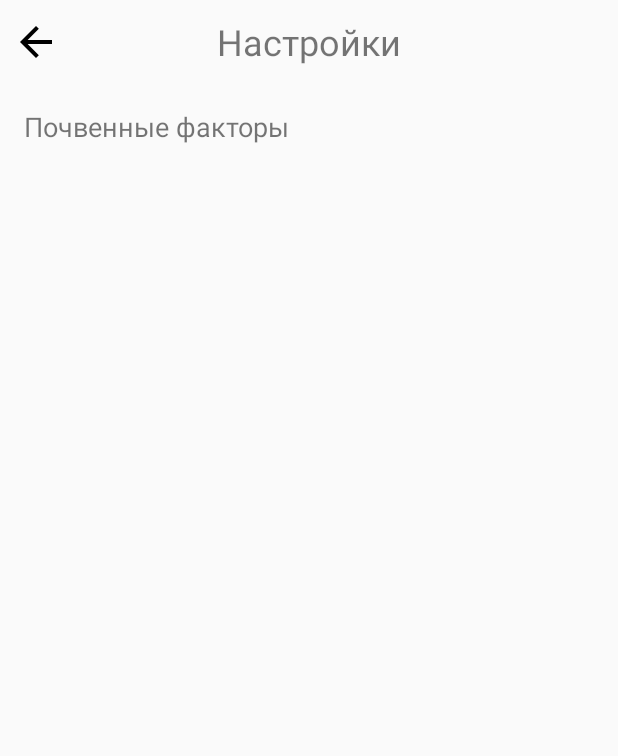
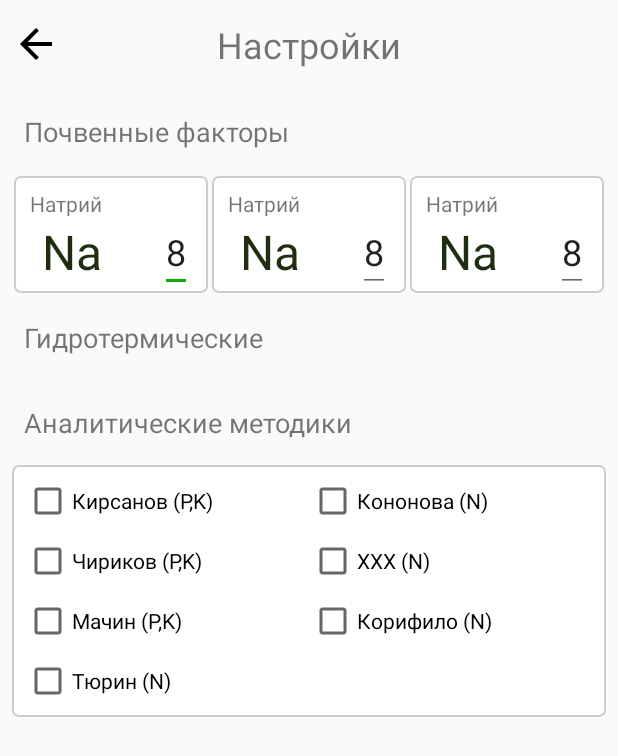
Before and after one commit to YandreNagorniy/Biontest, an Android app: the layout fragment_settings.xml on its own in the app's theme, with its tools: preview values and no code run, on a phone screen of 412 x 824 dp. Shown: the top 756 px of the screen. Run offline under Robolectric (Android 15) with nearby library versions, the phone set to English and light mode, and no system bars.

Commit message:
first commit

```diff
--- a/app/src/main/java/com/example/yandre/biontest/adapters/SoilFactorsAdapter.java
+++ b/app/src/main/java/com/example/yandre/biontest/adapters/SoilFactorsAdapter.java
@@ -28,7 +28,7 @@ public class SoilFactorsAdapter extends RecyclerView.Adapter<SoilFactorsAdapter.
         LayoutInflater inflater = LayoutInflater.from(context);
         CardSettingsBinding binding = DataBindingUtil.inflate(inflater, R.layout.card_settings, viewGroup, false);
 
-        return null;
+        return new ViewHolder(binding);
     }
 
     @Override
--- a/app/src/main/java/com/example/yandre/biontest/ui/settings/SettingsFragment.java
+++ b/app/src/main/java/com/example/yandre/biontest/ui/settings/SettingsFragment.java
@@ -30,10 +30,9 @@ public class SettingsFragment extends Fragment implements SettingsView {
         binding = DataBindingUtil.inflate(
                 inflater, R.layout.fragment_settings, container, false);
         settingsPresenter = new SettingsPresenterImpl(this);
-        binding.rvSoilFactors.setLayoutManager(new LinearLayoutManager(getActivity())); // GridLayoutManager(getActivity(), 3));
+        binding.rvSoilFactors.setLayoutManager(new GridLayoutManager(getActivity(), 3)); // GridLayoutManager(getActivity(), 3));
 
         settingsPresenter.loadSoilFactors();
-
 
         return binding.getRoot();
     }
--- a/app/src/main/res/drawable/bg_value.xml
+++ b/app/src/main/res/drawable/bg_value.xml
@@ -7,7 +7,7 @@
     <solid android:color="@android:color/white" />
 
     <stroke
-        android:width="2dp"
+        android:width="1dp"
         android:color="@color/colorGray" />
 
     <padding
--- a/app/src/main/res/layout/card_settings.xml
+++ b/app/src/main/res/layout/card_settings.xml
@@ -13,7 +13,7 @@
 
     <android.support.constraint.ConstraintLayout
         android:layout_width="match_parent"
-        android:layout_height="match_parent"
+        android:layout_height="wrap_content"
         android:layout_margin="1dp"
         android:background="@drawable/bg_value">
 
--- a/app/src/main/res/layout/fragment_settings.xml
+++ b/app/src/main/res/layout/fragment_settings.xml
@@ -1,7 +1,8 @@
 <?xml version="1.0" encoding="utf-8"?>
 
 <layout xmlns:android="http://schemas.android.com/apk/res/android"
-    xmlns:app="http://schemas.android.com/apk/res-auto">
+    xmlns:app="http://schemas.android.com/apk/res-auto"
+    xmlns:tools="http://schemas.android.com/tools">
 
     <android.support.constraint.ConstraintLayout
         android:layout_width="match_parent"
@@ -10,7 +11,7 @@
         <FrameLayout
             android:id="@+id/frameLay_settings"
             android:layout_width="match_parent"
-            android:layout_height="?attr/actionBarSize">
+            android:layout_height="59dp">
 
             <TextView
                 android:layout_width="match_parent"
@@ -27,21 +28,128 @@
                 android:src="@drawable/ic_arrow_back_black_24dp" />
         </FrameLayout>
 
+        <android.support.v4.widget.NestedScrollView
+            android:layout_width="match_parent"
+            android:layout_height="0dp"
+            app:layout_constraintTop_toBottomOf="@id/frameLay_settings">
+
+            <LinearLayout
+                android:layout_width="match_parent"
+                android:layout_height="wrap_content"
+                android:orientation="vertical"
+                android:paddingBottom="64dp">
+
                 <TextView
                     android:id="@+id/tvSoil_factors"
                     android:layout_width="wrap_content"
                     android:layout_height="wrap_content"
                     android:padding="16dp"
                     android:text="Почвенные факторы"
-            android:textSize="18sp"
-            app:layout_constraintStart_toStartOf="parent"
-            app:layout_constraintTop_toBottomOf="@id/frameLay_settings" />
+                    android:textSize="18sp" />
 
                 <android.support.v7.widget.RecyclerView
                     android:id="@+id/rvSoil_factors"
                     android:layout_width="match_parent"
                     android:layout_height="wrap_content"
-            app:layout_constraintTop_toBottomOf="@id/tvSoil_factors"/>
+                    android:layout_marginStart="@dimen/margin_smal"
+                    android:layout_marginEnd="@dimen/margin_smal"
+                    app:layoutManager="android.support.v7.widget.GridLayoutManager"
+                    app:spanCount="3"
+                    tools:listitem="@layout/card_settings" />
+                <TextView
+                    android:id="@+id/tvGidroTerm"
+                    android:layout_width="wrap_content"
+                    android:layout_height="wrap_content"
+                    android:padding="16dp"
+                    android:text="Гидротермические"
+                    android:textSize="18sp" />
 
+
+                <TextView
+                    android:id="@+id/tvAnalitic"
+                    android:layout_width="wrap_content"
+                    android:layout_height="wrap_content"
+                    android:padding="16dp"
+                    android:text="Аналитические методики"
+                    android:textSize="18sp" />
+
+                <android.support.constraint.ConstraintLayout
+                    android:layout_width="match_parent"
+                    android:layout_height="wrap_content"
+                    android:layout_marginStart="8dp"
+                    android:layout_marginEnd="8dp"
+                    android:background="@drawable/bg_value"
+                    android:padding="8dp">
+
+                    <CheckBox
+                        android:id="@+id/cbKirsanov"
+                        android:layout_width="wrap_content"
+                        android:layout_height="wrap_content"
+                        android:text="Кирсанов (P,K)"
+                        app:layout_constraintLeft_toLeftOf="parent"
+                        app:layout_constraintTop_toTopOf="parent" />
+
+                    <CheckBox
+                        android:id="@+id/cbChirikov"
+                        android:layout_width="wrap_content"
+                        android:layout_height="wrap_content"
+                        android:layout_marginTop="8dp"
+                        android:text="Чириков (P,K)"
+                        app:layout_constraintStart_toStartOf="@id/cbKirsanov"
+                        app:layout_constraintTop_toBottomOf="@id/cbKirsanov" />
+
+                    <CheckBox
+                        android:id="@+id/cbMachin"
+                        android:layout_width="wrap_content"
+                        android:layout_height="wrap_content"
+                        android:layout_marginTop="8dp"
+                        android:text="Мачин (P,K)"
+                        app:layout_constraintStart_toStartOf="@id/cbKirsanov"
+                        app:layout_constraintTop_toBottomOf="@id/cbChirikov" />
+
+                    <android.support.constraint.Guideline
+                        android:id="@+id/gl1"
+                        android:layout_width="wrap_content"
+                        android:layout_height="wrap_content"
+                        android:orientation="vertical"
+                        app:layout_constraintGuide_percent="0.5" />
+
+                    <CheckBox
+                        android:id="@+id/cbTurin"
+                        android:layout_width="wrap_content"
+                        android:layout_height="wrap_content"
+                        android:layout_marginTop="8dp"
+                        android:text="Тюрин (N)"
+                        app:layout_constraintStart_toStartOf="@id/cbKirsanov"
+                        app:layout_constraintTop_toBottomOf="@id/cbMachin" />
+
+                    <CheckBox
+                        android:id="@+id/cbKononva"
+                        android:layout_width="wrap_content"
+                        android:layout_height="wrap_content"
+                        android:text="Кононова (N)"
+                        app:layout_constraintStart_toStartOf="@id/gl1"
+                        app:layout_constraintTop_toTopOf="@id/cbKirsanov" />
+
+                    <CheckBox
+                        android:id="@+id/cbXxx"
+                        android:layout_width="wrap_content"
+                        android:layout_height="wrap_content"
+                        android:layout_marginTop="8dp"
+                        android:text="XXX (N)"
+                        app:layout_constraintStart_toStartOf="@id/cbKononva"
+                        app:layout_constraintTop_toBottomOf="@id/cbKononva" />
+
+                    <CheckBox
+                        android:id="@+id/cbKorifilo"
+                        android:layout_width="wrap_content"
+                        android:layout_height="wrap_content"
+                        android:layout_marginTop="8dp"
+                        android:text="Корифило (N)"
+                        app:layout_constraintStart_toStartOf="@id/cbKononva"
+                        app:layout_constraintTop_toBottomOf="@id/cbXxx" />
+                </android.support.constraint.ConstraintLayout>
+            </LinearLayout>
+        </android.support.v4.widget.NestedScrollView>
     </android.support.constraint.ConstraintLayout>
 </layout>
```
Also changed, not shown: app/src/main/java/com/example/yandre/biontest/ui/settings/SettingsPresenterImpl.java (+16 -13 lines), app/src/main/res/layout/content_settings.xml (added, +95 -0 lines). Lines whose indentation alone changed are shown as unchanged.
